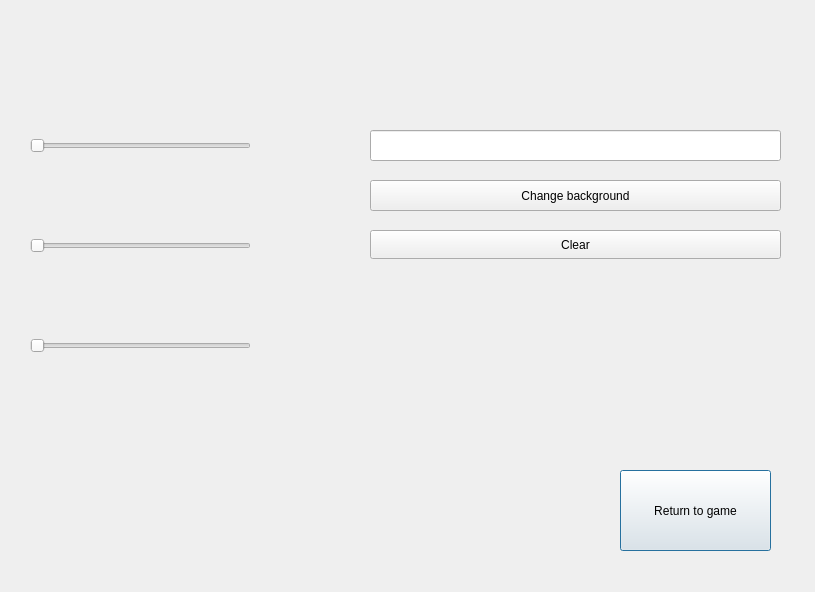
yuras11/Flappy_Bird, file settingswindow.ui: the form before one commit.
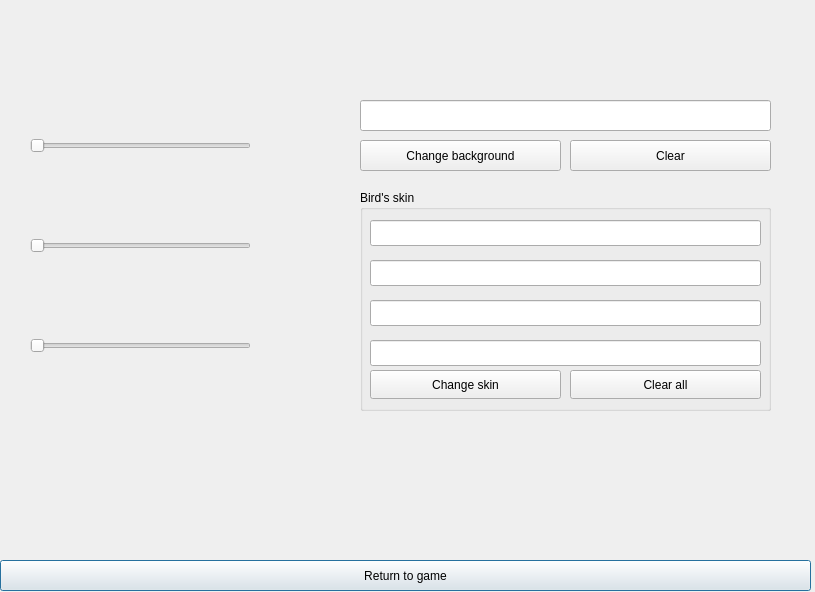
The form after the commit.

What changed in the file:
```diff
--- a/settingswindow.ui
+++ b/settingswindow.ui
@@ -29,10 +29,10 @@
   <widget class="QPushButton" name="ReturnButton">
    <property name="geometry">
     <rect>
-     <x>620</x>
-     <y>470</y>
-     <width>151</width>
-     <height>81</height>
+     <x>0</x>
+     <y>560</y>
+     <width>811</width>
+     <height>31</height>
     </rect>
    </property>
    <property name="text">
@@ -68,8 +68,8 @@
   <widget class="QLineEdit" name="LineForBackground">
    <property name="geometry">
     <rect>
-     <x>370</x>
-     <y>130</y>
+     <x>360</x>
+     <y>100</y>
      <width>411</width>
      <height>31</height>
     </rect>
@@ -87,9 +87,9 @@
   <widget class="QPushButton" name="ButtonForBackground">
    <property name="geometry">
     <rect>
-     <x>370</x>
-     <y>180</y>
-     <width>411</width>
+     <x>360</x>
+     <y>140</y>
+     <width>201</width>
      <height>31</height>
     </rect>
    </property>
@@ -100,16 +100,95 @@
   <widget class="QPushButton" name="ClearBackgroundButton">
    <property name="geometry">
     <rect>
-     <x>370</x>
-     <y>230</y>
-     <width>411</width>
-     <height>29</height>
+     <x>570</x>
+     <y>140</y>
+     <width>201</width>
+     <height>31</height>
     </rect>
    </property>
    <property name="text">
     <string>Clear</string>
    </property>
   </widget>
+  <widget class="QGroupBox" name="groupBox">
+   <property name="geometry">
+    <rect>
+     <x>360</x>
+     <y>190</y>
+     <width>411</width>
+     <height>221</height>
+    </rect>
+   </property>
+   <property name="title">
+    <string>Bird's skin </string>
+   </property>
+   <widget class="QLineEdit" name="LineForFirstBirdPicture">
+    <property name="geometry">
+     <rect>
+      <x>10</x>
+      <y>30</y>
+      <width>391</width>
+      <height>26</height>
+     </rect>
+    </property>
+   </widget>
+   <widget class="QLineEdit" name="LineForSecondBirdPicture">
+    <property name="geometry">
+     <rect>
+      <x>10</x>
+      <y>70</y>
+      <width>391</width>
+      <height>26</height>
+     </rect>
+    </property>
+   </widget>
+   <widget class="QLineEdit" name="LineForThirdBirdPicture">
+    <property name="geometry">
+     <rect>
+      <x>10</x>
+      <y>110</y>
+      <width>391</width>
+      <height>26</height>
+     </rect>
+    </property>
+   </widget>
+   <widget class="QLineEdit" name="LineForForthBirdPicture">
+    <property name="geometry">
+     <rect>
+      <x>10</x>
+      <y>150</y>
+      <width>391</width>
+      <height>26</height>
+     </rect>
+    </property>
+   </widget>
+   <widget class="QPushButton" name="ChangeBirdSkinButton">
+    <property name="geometry">
+     <rect>
+      <x>10</x>
+      <y>180</y>
+      <width>191</width>
+      <height>29</height>
+     </rect>
+    </property>
+    <property name="text">
+     <string>Change skin</string>
+    </property>
+   </widget>
+   <widget class="QPushButton" name="ClearBirdButton">
+    <property name="geometry">
+     <rect>
+      <x>210</x>
+      <y>180</y>
+      <width>191</width>
+      <height>29</height>
+     </rect>
+    </property>
+    <property name="text">
+     <string>Clear all</string>
+    </property>
+   </widget>
+  </widget>
  </widget>
  <resources/>
  <connections/>
```
